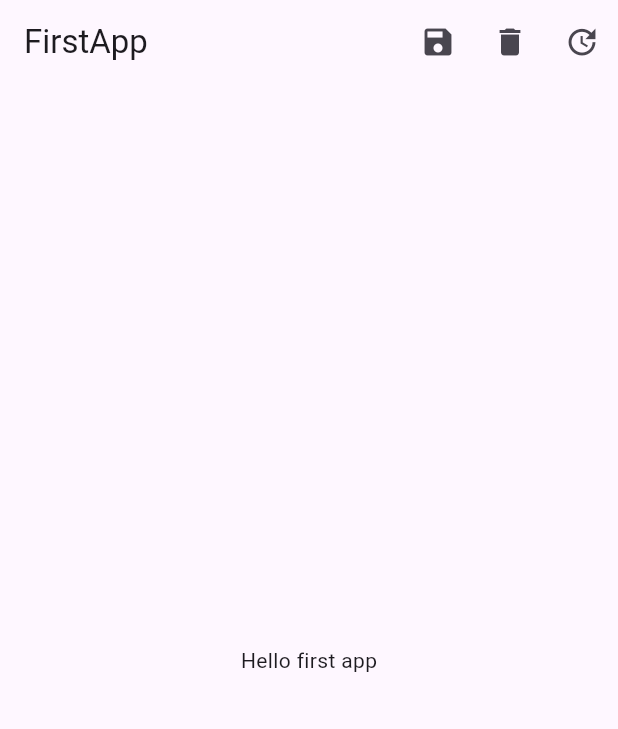
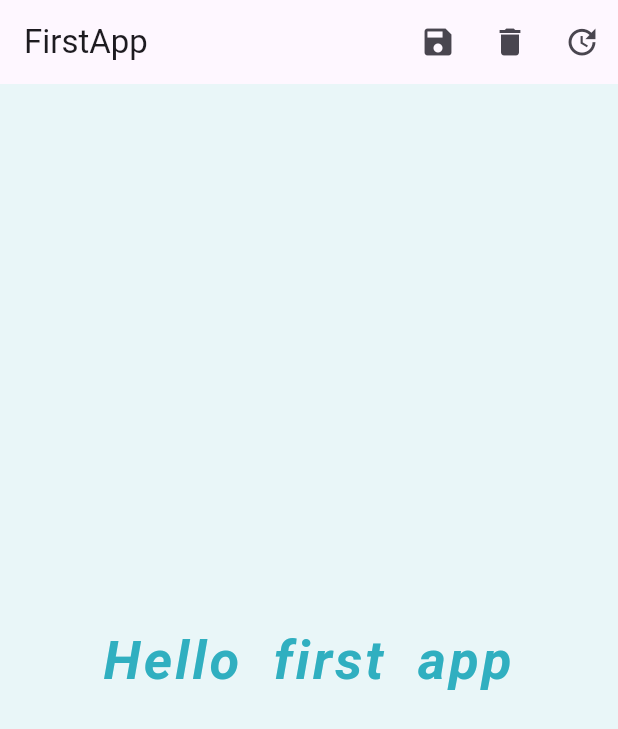
Before and after one commit to Kyuubi0/Algorithm-and-dart-study, a Flutter app: the screen it shows after launch, on a phone screen of 412 x 824 dp. Shown: the top 729 px of the screen. Run offline on Flutter 3.47's test engine with Material 3 defaults, Android fonts, the phone set to English and light mode, and no system bars.

Commit message:
textWidget

```diff
--- a/MobileProgramming/mobileprogramming/lib/main.dart
+++ b/MobileProgramming/mobileprogramming/lib/main.dart
@@ -1,3 +1,5 @@
+import 'dart:math';
+
 import 'package:flutter/material.dart';
 
 void main() {
@@ -16,7 +18,9 @@ class HomePage extends StatelessWidget{
 
   @override
   Widget build(BuildContext context) {
-    return Scaffold(appBar: AppBar(
+    return Scaffold(
+      backgroundColor: const Color.fromARGB(255, 233, 246, 248),
+      appBar: AppBar(
       title: Text("FirstApp"),
       actions: [
         IconButton(onPressed: () => {}, icon: Icon(Icons.save)),
@@ -25,7 +29,21 @@ class HomePage extends StatelessWidget{
         ]
       ),
       body: Center(
-        child: Text("Hello first app")
+        child: Text(
+          "Hello first app",
+          textAlign: TextAlign.center,
+          textDirection: TextDirection.rtl,
+          style: TextStyle(
+            fontSize: 36,
+            color: const Color.fromARGB(255, 48, 175, 192),
+            fontWeight: FontWeight.bold,
+            //decoration: TextDecoration.underline,
+            wordSpacing: 10,
+            letterSpacing: 2,
+            fontStyle: FontStyle.italic,
+            //backgroundColor: const Color.fromARGB(255, 154, 211, 211),
+            ),
+        ),
       ),
     );
   }
```
